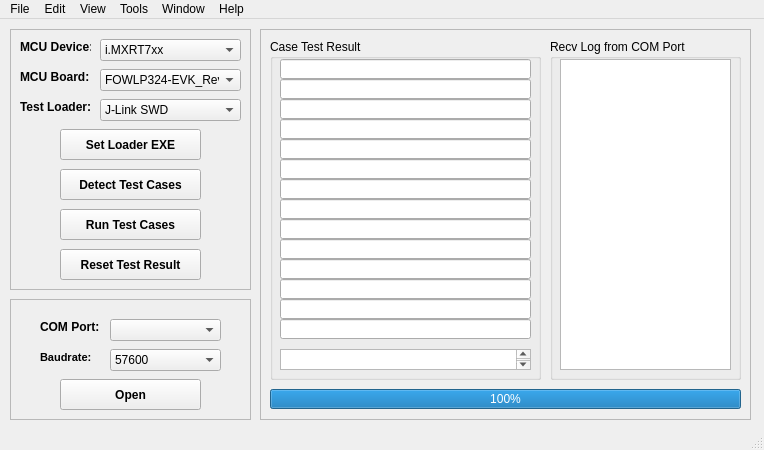
Old version of the form gui/MCU-FATestSuite.ui in the repository JayHeng/MCU-FATestSuite.
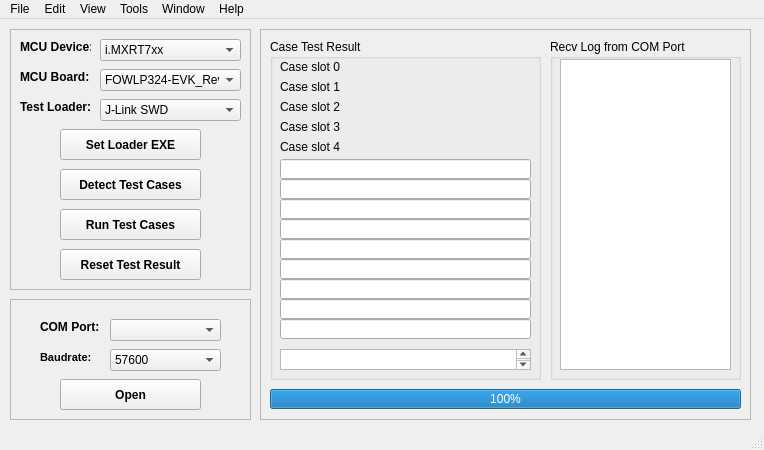
New version of the form.

Commit message: Update GUI, lineEdit -> lable

```diff
--- a/gui/MCU-FATestSuite.ui
+++ b/gui/MCU-FATestSuite.ui
@@ -414,56 +414,6 @@
        </rect>
       </property>
      </widget>
-     <widget class="QLineEdit" name="lineEdit_resWin_0">
-      <property name="geometry">
-       <rect>
-        <x>10</x>
-        <y>20</y>
-        <width>251</width>
-        <height>20</height>
-       </rect>
-      </property>
-     </widget>
-     <widget class="QLineEdit" name="lineEdit_resWin_1">
-      <property name="geometry">
-       <rect>
-        <x>10</x>
-        <y>40</y>
-        <width>251</width>
-        <height>20</height>
-       </rect>
-      </property>
-     </widget>
-     <widget class="QLineEdit" name="lineEdit_resWin_2">
-      <property name="geometry">
-       <rect>
-        <x>10</x>
-        <y>60</y>
-        <width>251</width>
-        <height>20</height>
-       </rect>
-      </property>
-     </widget>
-     <widget class="QLineEdit" name="lineEdit_resWin_3">
-      <property name="geometry">
-       <rect>
-        <x>10</x>
-        <y>80</y>
-        <width>251</width>
-        <height>20</height>
-       </rect>
-      </property>
-     </widget>
-     <widget class="QLineEdit" name="lineEdit_resWin_4">
-      <property name="geometry">
-       <rect>
-        <x>10</x>
-        <y>100</y>
-        <width>251</width>
-        <height>20</height>
-       </rect>
-      </property>
-     </widget>
      <widget class="QLineEdit" name="lineEdit_resWin_5">
       <property name="geometry">
        <rect>
@@ -554,6 +504,71 @@
        </rect>
       </property>
      </widget>
+     <widget class="QLabel" name="label_resWin_0">
+      <property name="geometry">
+       <rect>
+        <x>10</x>
+        <y>20</y>
+        <width>251</width>
+        <height>16</height>
+       </rect>
+      </property>
+      <property name="text">
+       <string>Case slot 0</string>
+      </property>
+     </widget>
+     <widget class="QLabel" name="label_resWin_1">
+      <property name="geometry">
+       <rect>
+        <x>10</x>
+        <y>40</y>
+        <width>251</width>
+        <height>16</height>
+       </rect>
+      </property>
+      <property name="text">
+       <string>Case slot 1</string>
+      </property>
+     </widget>
+     <widget class="QLabel" name="label_resWin_2">
+      <property name="geometry">
+       <rect>
+        <x>10</x>
+        <y>60</y>
+        <width>251</width>
+        <height>16</height>
+       </rect>
+      </property>
+      <property name="text">
+       <string>Case slot 2</string>
+      </property>
+     </widget>
+     <widget class="QLabel" name="label_resWin_3">
+      <property name="geometry">
+       <rect>
+        <x>10</x>
+        <y>80</y>
+        <width>251</width>
+        <height>16</height>
+       </rect>
+      </property>
+      <property name="text">
+       <string>Case slot 3</string>
+      </property>
+     </widget>
+     <widget class="QLabel" name="label_resWin_4">
+      <property name="geometry">
+       <rect>
+        <x>10</x>
+        <y>100</y>
+        <width>251</width>
+        <height>16</height>
+       </rect>
+      </property>
+      <property name="text">
+       <string>Case slot 4</string>
+      </property>
+     </widget>
     </widget>
     <widget class="QGroupBox" name="groupBox_recvLog">
      <property name="geometry">
```
The commit also changes 2 other files.
